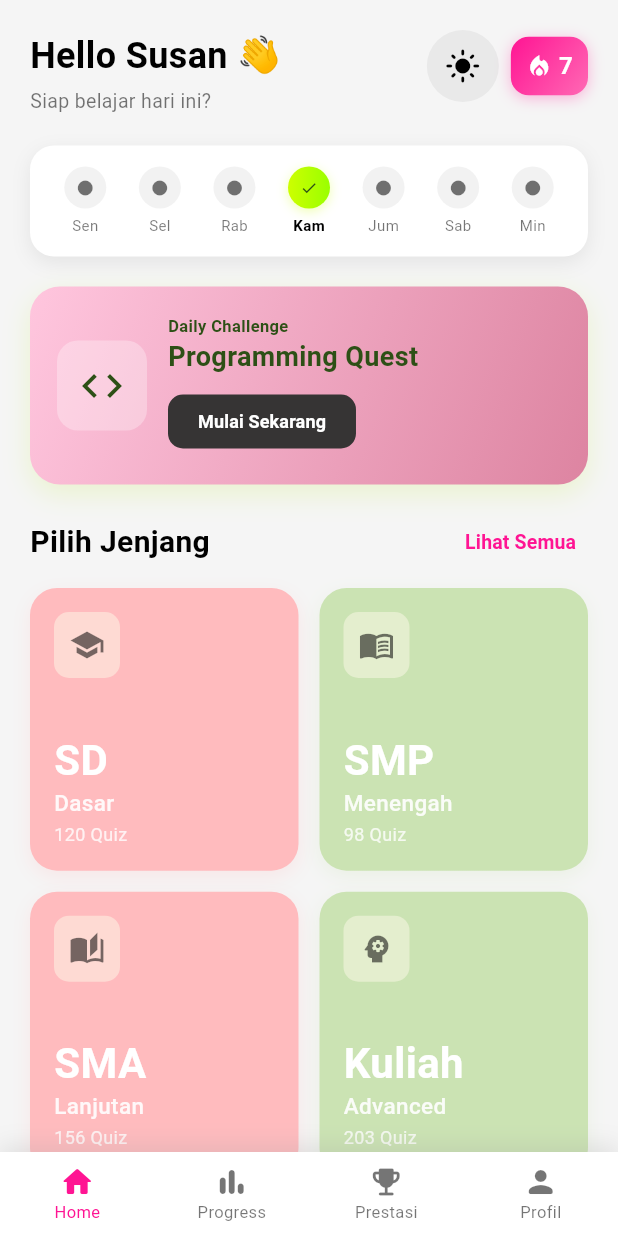
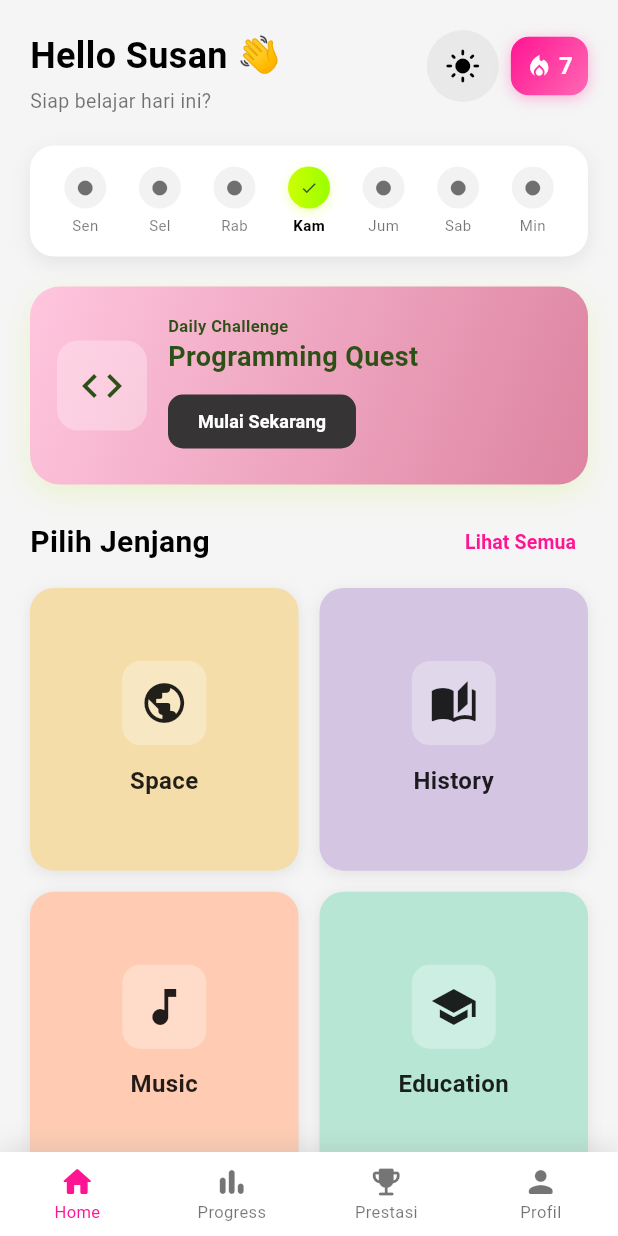
Before and after one commit to susanjong/QuizlyApp_MobileDev, a Flutter app: the HomePage screen opened by its route, on a phone screen of 412 x 824 dp. Run offline on Flutter 3.47's test engine with Material 3 defaults, Android fonts, the phone set to English and light mode, and no system bars; network calls fail; project files that could hold a hidden picture were left out.

Commit message:
refactor(ui): update homepage content and category card design

```diff
--- a/lib/models/education_level.dart
+++ b/lib/models/education_level.dart
@@ -2,55 +2,37 @@ import 'package:flutter/material.dart';
 
 class EducationLevel {
   final String title;
-  final String subtitle;
   final IconData icon;
-  final Color startColor;
-  final Color endColor;
-  final String quizCount;
+  final Color backgroundColor;
 
   EducationLevel({
     required this.title,
-    required this.subtitle,
     required this.icon,
-    required this.startColor,
-    required this.endColor,
-    required this.quizCount,
+    required this.backgroundColor,
   });
 
   // Static list untuk data default
   static List<EducationLevel> getDefaultLevels() {
     return [
       EducationLevel(
-        title: 'SD',
-        subtitle: 'Dasar',
-        icon: Icons.school,
-        startColor: const Color(0xFFFFBBBE),
-        endColor: const Color(0xFFFFBBBE),
-        quizCount: '120 Quiz',
+        title: 'Space',
+        icon: Icons.public,
+        backgroundColor: const Color(0xFFF5DDA9),
       ),
       EducationLevel(
-        title: 'SMP',
-        subtitle: 'Menengah',
-        icon: Icons.menu_book,
-        startColor: const Color(0xFFCBE3B3),
-        endColor: const Color(0xFFCBE3B3),
-        quizCount: '98 Quiz',
+        title: 'History',
+        icon: Icons.auto_stories,
+        backgroundColor: const Color(0xFFD4C5E2),
       ),
       EducationLevel(
-        title: 'SMA',
-        subtitle: 'Lanjutan',
-        icon: Icons.auto_stories,
-        startColor: const Color(0xFFFFBBBE),
-        endColor: const Color(0xFFFFBBBE),
-        quizCount: '156 Quiz',
+        title: 'Music',
+        icon: Icons.music_note,
+        backgroundColor: const Color(0xFFFFCCB3),
       ),
       EducationLevel(
-        title: 'Kuliah',
-        subtitle: 'Advanced',
-        icon: Icons.psychology,
-        startColor: const Color(0xFFCBE3B3),
-        endColor: const Color(0xFFCBE3B3),
-        quizCount: '203 Quiz',
+        title: 'Education',
+        icon: Icons.school,
+        backgroundColor: const Color(0xFFB8E6D5),
       ),
     ];
   }
--- a/lib/models/programming_challenge.dart
+++ b/lib/models/programming_challenge.dart
@@ -25,23 +25,23 @@ class ProgrammingChallenge {
         level: 'Beginner',
         questionCount: '24 Soal',
         progress: 0.6,
-        accentColor: const Color(0xFDF8E8),
-        icon: Icons.javascript,
+        accentColor: const Color(0xFFFDD835), // Kuning cerah
+        icon: Icons.code,
       ),
       ProgrammingChallenge(
         title: 'Python Data Structures',
         level: 'Intermediate',
         questionCount: '18 Soal',
         progress: 0.4,
-        accentColor: const Color(0xFFCDFF00),
-        icon: Icons.code_off,
+        accentColor: const Color(0xFF4CAF50), // Hijau untuk Python
+        icon: Icons.terminal,
       ),
       ProgrammingChallenge(
         title: 'React Components',
         level: 'Advanced',
         questionCount: '32 Soal',
         progress: 0.2,
-        accentColor: const Color(0xFFFF1493),
+        accentColor: const Color(0xFF61DAFB), // Biru cyan untuk React
         icon: Icons.web,
       ),
     ];
--- a/lib/screens/homepage.dart
+++ b/lib/screens/homepage.dart
@@ -56,7 +56,7 @@ class _HomePageState extends State<HomePage> {
                     const SizedBox(height: 16),
                     _buildEducationLevelGrid(),
                     const SizedBox(height: 24),
-                    _buildSectionHeader('Programming Challenges'),
+                    _buildSectionHeader('Recent Activity'),
                     const SizedBox(height: 16),
                     _buildProgrammingChallengesList(),
                     const SizedBox(height: 100),
--- a/lib/widgets/category_card.dart
+++ b/lib/widgets/category_card.dart
@@ -15,17 +15,13 @@ class CategoryCard extends StatelessWidget {
   Widget build(BuildContext context) {
     return Container(
       decoration: BoxDecoration(
-        gradient: LinearGradient(
-          colors: [educationLevel.startColor, educationLevel.endColor],
-          begin: Alignment.topLeft,
-          end: Alignment.bottomRight,
-        ),
-        borderRadius: BorderRadius.circular(18),
+        color: educationLevel.backgroundColor,
+        borderRadius: BorderRadius.circular(16),
         boxShadow: [
           BoxShadow(
-            color: educationLevel.startColor.withValues(alpha: 0.25),
-            blurRadius: 10,
-            offset: const Offset(0, 4),
+            color: Colors.black.withOpacity(0.08),
+            blurRadius: 8,
+            offset: const Offset(0, 2),
           ),
         ],
       ),
@@ -33,56 +29,35 @@ class CategoryCard extends StatelessWidget {
         color: Colors.transparent,
         child: InkWell(
           onTap: onTap,
-          borderRadius: BorderRadius.circular(18),
+          borderRadius: BorderRadius.circular(16),
           child: Padding(
-            padding: const EdgeInsets.all(16),
+            padding: const EdgeInsets.symmetric(vertical: 20, horizontal: 16),
             child: Column(
-              crossAxisAlignment: CrossAxisAlignment.start,
-              mainAxisAlignment: MainAxisAlignment.spaceBetween,
+              mainAxisAlignment: MainAxisAlignment.center,
               children: [
+                // Icon
                 Container(
-                  padding: const EdgeInsets.all(10),
+                  padding: const EdgeInsets.all(12),
                   decoration: BoxDecoration(
-                    color: const Color(0xFFFDF8E8).withValues(alpha: 0.5),
-                    borderRadius: BorderRadius.circular(10),
+                    color: Colors.white.withOpacity(0.3),
+                    borderRadius: BorderRadius.circular(12),
                   ),
                   child: Icon(
                     educationLevel.icon,
-                    color: Colors.black54,
-                    size: 24,
+                    color: Colors.black87,
+                    size: 32,
                   ),
                 ),
-                Column(
-                  crossAxisAlignment: CrossAxisAlignment.start,
-                  mainAxisSize: MainAxisSize.min,
-                  children: [
-                    Text(
-                      educationLevel.title,
-                      style: const TextStyle(
-                        fontSize: 28,
-                        fontWeight: FontWeight.bold,
-                        color: Colors.white,
-                        height: 1,
-                      ),
-                    ),
-                    const SizedBox(height: 4),
-                    Text(
-                      educationLevel.subtitle,
-                      style: TextStyle(
-                        fontSize: 15,
-                        color: Colors.white.withValues(alpha: 0.9),
-                        fontWeight: FontWeight.w500,
-                      ),
-                    ),
-                    const SizedBox(height: 2),
-                    Text(
-                      educationLevel.quizCount,
-                      style: TextStyle(
-                        fontSize: 12,
-                        color: Colors.white.withValues(alpha: 0.8),
-                      ),
-                    ),
-                  ],
+                const SizedBox(height: 12),
+                // Title
+                Text(
+                  educationLevel.title,
+                  style: const TextStyle(
+                    fontSize: 16,
+                    fontWeight: FontWeight.w600,
+                    color: Colors.black87,
+                  ),
+                  textAlign: TextAlign.center,
                 ),
               ],
             ),
```
Also changed, not shown: lib/models/question_model.dart (added).
